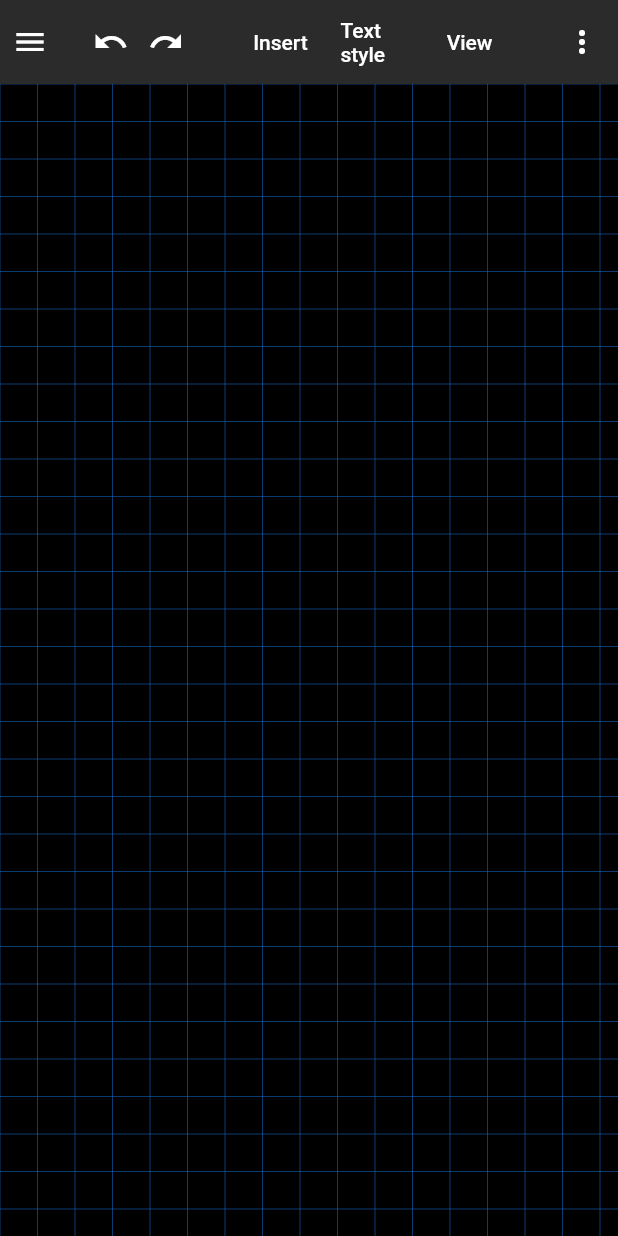
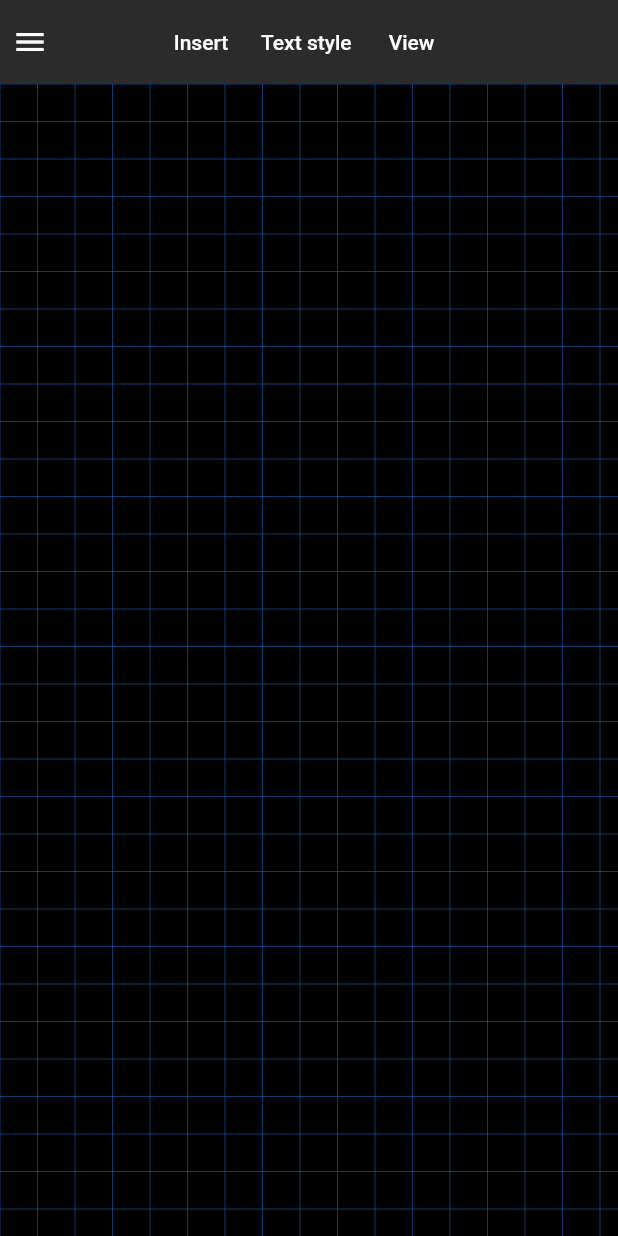
Before and after one commit to attilio-oliva/UniNote, a Flutter app: the NoteEditor screen opened directly, on a phone screen of 412 x 824 dp. Run offline on Flutter 3.47's test engine with Material 2 defaults, Android fonts, the phone set to English and light mode, and no system bars; our stand-ins replace flutter_bloc, flutter_markdown, permission_handler; missing offline and left inert: katex_flutter, markdown.

Commit message:
Removed actions, redo and undo from appbar

```diff
--- a/lib/frames/NoteEditor.dart
+++ b/lib/frames/NoteEditor.dart
@@ -375,25 +375,8 @@ class _NoteEditorState extends State<NoteEditor> {
           }),
           title: Row(
             children: [
-              Spacer(),
-              Flexible(
+              Spacer(
                 flex: 4,
-                child: IconButton(
-                  padding: EdgeInsets.only(left: 5),
-                  icon: Icon(Icons.undo),
-                  onPressed: () {},
-                ),
-              ),
-              Flexible(
-                flex: 4,
-                child: IconButton(
-                  padding: EdgeInsets.only(right: 5),
-                  icon: Icon(Icons.redo),
-                  onPressed: () {},
-                ),
-              ),
-              Spacer(
-                flex: 2,
               ),
               Flexible(
                 flex: 7,
@@ -450,23 +433,6 @@ class _NoteEditorState extends State<NoteEditor> {
               )
             ],
           ),
-          actions: [
-            PopupMenuButton(
-              itemBuilder: (BuildContext context) {
-                return options.map((element) {
-                  return PopupMenuItem(
-                    child: Text(element),
-                    value: element,
-                  );
-                }).toList();
-              },
-              /*onSelected: () {
-                print(route);
-
-                Navigator.pushNamed(context, route);
-              },*/
-            ),
-          ],
         ),
         body: Column(
           children: [
```
